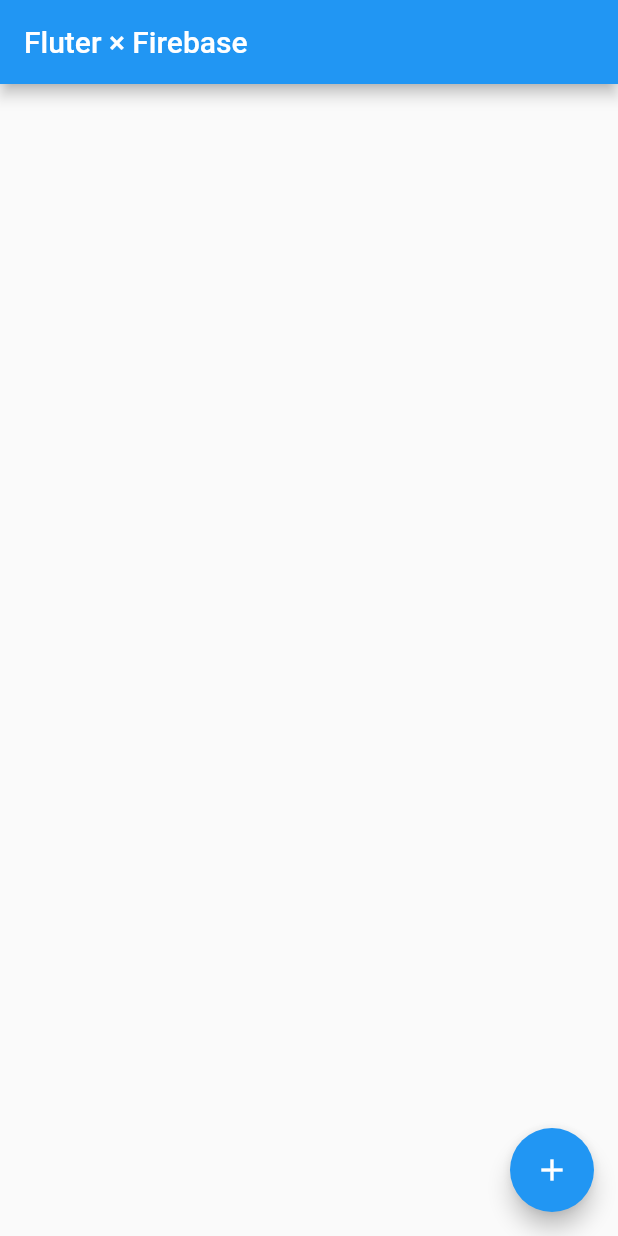
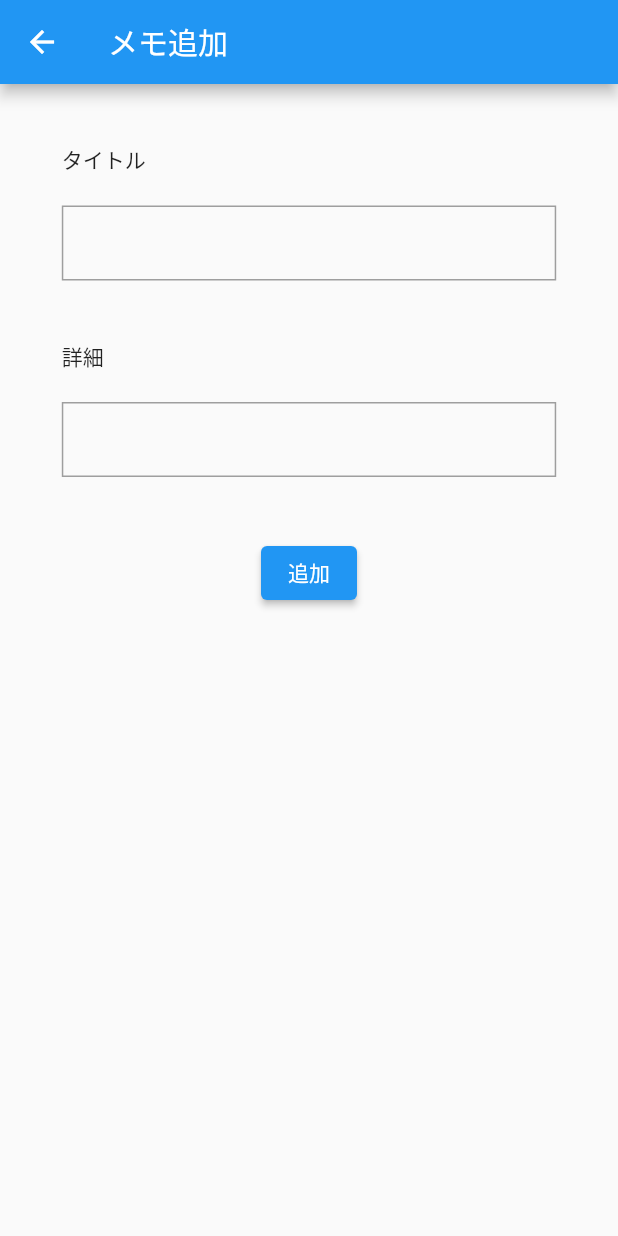
Before and after one commit to Iris2783/firebase-training, a Flutter app: the screen it shows after launch, after a tap on the "add" icon, on a phone screen of 412 x 824 dp. Run offline on Flutter 3.47's test engine with Material 2 defaults, Android fonts, the phone set to English and light mode, and no system bars; our stand-ins replace cloud_firestore, firebase_core; accounts and stored records are empty.

```diff
--- a/firebase_training/lib/main.dart
+++ b/firebase_training/lib/main.dart
@@ -2,7 +2,6 @@ import 'package:firebase_core/firebase_core.dart';
 import 'package:firebase_training/firebase_options.dart';
 import 'package:firebase_training/pages/top_page.dart';
 import 'package:flutter/material.dart';
-
 
 //Firebaseとの連携を以下に記述。以下のコードを含みアプリがビルドで切ればFirebaseとの連携が完了していることを意味する。
 void main() async {
--- a/firebase_training/lib/model/memo.dart
+++ b/firebase_training/lib/model/memo.dart
@@ -2,15 +2,17 @@
 import 'package:cloud_firestore/cloud_firestore.dart';
 
 class Memo {
-  //String(文字列のみを格納)とDateTime(日付及び時刻を格納)型で変数を定義する Memoクラスないの各変数を呼び出せるようにしておく
-  String title;//メモのタイトル　必須項目とする
-  String detail;//メモの内容　必須項目とする
-  Timestamp createdDate;//メモが作られた日時　必須項目とする
-  Timestamp? updatedDate;//メモが更新された日時 更新されなければ出てこないので必須項目としない 必須項目としないのでNullSafetyの処理を忘れずに(?をいれる)
+  //String(文字列のみを格納)とTimeStamp(日付及び時刻を格納)型で変数を定義する Memoクラスないの各変数を呼び出せるようにしておく
+  String id; //メモのドキュメントID 必須項目とする
+  String title; //メモのタイトル　必須項目とする
+  String detail; //メモの内容　必須項目とする
+  Timestamp createdDate; //メモが作られた日時　必須項目とする
+  Timestamp? updatedDate; //メモが更新された日時 更新されなければ出てこないので必須項目としない 必須項目としないのでNullSafetyの処理を忘れずに(?をいれる)
 
 //以下にコンストラクタを記述することで上記のエラーが解消される　コンストラクタ:指定のクラスを実際に実行する際の指示を記述しているもの　以下の場合はMemoクラスで指定した変数をどのように(使うか)実行するかを記載している
 //requiredをつけることにより必須項目に指定することができる
   Memo({
+    required this.id,
     required this.title,
     required this.detail,
     required this.createdDate,
--- /dev/null
+++ b/firebase_training/lib/pages/add_edit_memo_page.dart
@@ -0,0 +1,121 @@
+import 'package:cloud_firestore/cloud_firestore.dart';
+import 'package:firebase_training/model/memo.dart';
+import 'package:flutter/material.dart';
+
+class AddEditMemoPage extends StatefulWidget {
+  //三項演算子を用いて条件によって処理を分けていく
+  final Memo? currentMemo; //currentMemoの変数を定義。これに値が入っていれば編集画面を表示させ、なければ(nullであれば)追加画面を表示させる　?を入れることでnullを許容する形とする ※ nullであれば追加画面に遷移するだけなので問題ない
+  const AddEditMemoPage({super.key, this.currentMemo});
+
+  @override
+  State<AddEditMemoPage> createState() => _AddEditMemoPageState();
+}
+
+class _AddEditMemoPageState extends State<AddEditMemoPage> {
+  //実際に入力した内容を管理するための関数。入力された内容を取得するために使う。
+  TextEditingController titleController = TextEditingController();
+  TextEditingController detailController = TextEditingController();
+
+  //FirebaseのMemoコレクションに入力及び追加した内容を反映させる記述
+  Future<void> createMemo() async {
+    final memoCollection = FirebaseFirestore.instance.collection('memo'); //変数memoCollectionを定義して入力内容の追加を記述
+    await memoCollection.add({
+      //awaitを入れないとメモが追加される前にトップページに戻ってしまう
+      'title': titleController.text, //タイトルに入力された内容を追加する
+      'detail': detailController.text, //詳細に入力された内容を追加する
+      'createdDate': Timestamp.now(), //追加された日時を登録する
+    });
+  }
+
+//更新した内容を反映させるためにFirebaseに登録されている特定のドキュメントを取得するように記述
+  Future<void> updateMemo() async {
+    final doc = FirebaseFirestore.instance.collection('memo').doc(widget.currentMemo!.id);
+    await doc.update({
+      'title': titleController.text, //タイトルに入力された内容を追加する
+      'detail': detailController.text, //詳細に入力された内容を追加する
+      'updatedDate': Timestamp.now(), //更新された日時を登録する
+    });
+  }
+
+//編集のアイコンを選択した場合に、元からメモの情報を入れておく処理を以下に記述。　initStateのタイミングで処理を行う : widgetツリーの初期化を行うタイミングで一度だけ呼ばれる　イメージとしては画面の再描画のタイミング
+  @override
+  void initState() {
+    super.initState();
+    if (widget.currentMemo != null) {
+      //currentMemoに値が入っていれば(nullでなければ)
+      titleController.text = widget.currentMemo!.title; //titleControllerにcurrentMemoのtitleを入れておく
+      detailController.text = widget.currentMemo!.detail; //detailControllerにcurrentMemoのdetailを入れておく
+    }
+  }
+
+  @override
+  Widget build(BuildContext context) {
+    return Scaffold(
+      appBar: AppBar(
+        title: Text(widget.currentMemo == null ? 'メモ追加' : 'メモ編集'), //currentMemoがnullであればメモ追加を表示させ、nullでなければメモ編集を表示させる処理 前半の条件式が合っていると?以降の処理が条件よって処理される
+      ),
+      body: Center(
+        child: Column(
+          crossAxisAlignment: CrossAxisAlignment.start, //Textを左に寄せる記述
+          // ignore: prefer_const_literals_to_create_immutables
+          children: [
+            const SizedBox(height: 40), //ボックスを入れて余白を作る
+            const Text('タイトル'), //TextFieldと合わせて使うと勝手に中央になる？　その場で確認して任意の位置に移動させれば問題なし。
+            const SizedBox(height: 20),
+            Container(
+              decoration: BoxDecoration(
+                border: Border.all(color: Colors.grey), //入力欄の箱の枠線を作っている
+              ),
+              //MediaQueryを使うことで指定した要素(今回はSizedBox)の横幅のサイズを取得できている。また、今回は8割の大きさを指定している。
+              width: MediaQuery.of(context).size.width * 0.8,
+              //以下で入力欄を作成
+              child: TextField(
+                controller: titleController, //タイトルに入力された内容を取得する
+                decoration: const InputDecoration(
+                  border: InputBorder.none, //デフォルトで出てくる架線を見えなくする
+                  contentPadding: EdgeInsets.only(left: 10), //入力時のカーソルが左寄りになっているので、左に少し余白を作成する
+                ),
+              ),
+            ),
+            const SizedBox(height: 40),
+            const Text('詳細'),
+            const SizedBox(height: 20),
+            Container(
+              decoration: BoxDecoration(
+                border: Border.all(color: Colors.grey),
+              ),
+              width: MediaQuery.of(context).size.width * 0.8,
+              child: TextField(
+                controller: detailController, //詳細に入力された内容を取得する
+                decoration: const InputDecoration(
+                  border: InputBorder.none,
+                  contentPadding: EdgeInsets.only(left: 10),
+                ),
+              ),
+            ),
+            const SizedBox(height: 40),
+            Container(
+              width: MediaQuery.of(context).size.width * 0.8,
+              alignment: Alignment.center, //ウィジェットの位置を指定することができる
+              //ボタンを作る際に多用するウィジェット。ボタンを押すとFirebaseにメモが追加されるように処理を記述していく。
+              child: ElevatedButton(
+                onPressed: () async {
+                  //もしcurrentMemoの値がnullだったら以下の処理を行う
+                  if (widget.currentMemo == null) {
+                    await createMemo(); //19行目で記述したメモの追加をここで行う　awaitを追加しないと追加が完了する前に元のページに戻ってしまう
+                  } else {
+                    await updateMemo(); //30行目で記述したメモの更新をここで行う　awaitを追加しないと更新が完了する前に元のページに戻ってしまう
+                  }
+                  Navigator.pop(context); //追加が完了すると元のページに戻る処理
+                },
+                child: Text(widget.currentMemo == null ? '追加' : '更新'),
+              ),
+            ),
+          ],
+        ),
+      ),
+    );
+  }
+}
+
+//Firebaseに追加する際にIDを指定して登録する方法も調べておく
--- a/firebase_training/lib/pages/top_page.dart
+++ b/firebase_training/lib/pages/top_page.dart
@@ -1,5 +1,6 @@
 import 'package:cloud_firestore/cloud_firestore.dart';
 import 'package:firebase_training/model/memo.dart';
+import 'package:firebase_training/pages/add_edit_memo_page.dart';
 import 'package:firebase_training/pages/memo_detail_page.dart';
 import 'package:flutter/material.dart';
 
@@ -13,35 +14,7 @@ class TopPage extends StatefulWidget {
 }
 
 class _TopPageState extends State<TopPage> {
-  //List型のmemoListを作成。memoListの中にメモの情報を入れてListViewで表示できるようにしておく
-  List<Memo> memoList = [];
-
-//以下のコードを記述することで実際にFirebaseからデータを取得する
-  Future<void> fetchMemo() async {
-    final memoCollection = await FirebaseFirestore.instance
-        .collection('memo')
-        .get(); //FirebaseのMemoコレクションにアクセスするためのコード
-    final docs = memoCollection.docs; //Memoコレクションのドキュメントにアクセスするためのコード
-    //以下のコードで登録されているMemoコレクションのドキュメントの数だけ処理(データを取り出す)を行うようにする
-    for (var doc in docs) {
-      Memo fetchMemo = Memo(
-        title: doc.data()['title'], //ドキュメントの中のタイトルを取り出すことができる
-        detail: doc.data()['detail'], //ドキュメントの中の詳細を取り出すことができる
-        createdDate: doc.data()['createdDate'], //ドキュメントの中の作成日時を取り出すことができる
-      );
-      //fetchMemoを15行目のmemoListに追加するためのコードを以下に記述する
-      memoList.add(fetchMemo);
-    }
-    //以上の処理が完了したら画面の再描画をするために以下にsetStateを記述する(画面を更新する処理)
-    setState(() {});
-  }
-
-  //initState関数はその中に書かれた(今回はfetchMemo)の処理を一度だけ実行する。実行のタイミングはウィジェットが作成された直後となる。
-  @override
-  void initState() {
-    super.initState();
-    fetchMemo();
-  }
+  final memoCollection = FirebaseFirestore.instance.collection('memo');
 
   @override
   Widget build(BuildContext context) {
@@ -49,28 +22,104 @@ class _TopPageState extends State<TopPage> {
       appBar: AppBar(
         title: const Text('Fluter × Firebase'),
       ),
-      body: ListView.builder(
-        itemCount:
-            memoList.length, //memoListの中にある要素の数だけ表示させたい場合は関数名+lengthを記述する
+      //StreamBuilder: 最近のアプリは非同期性が高く、様々なことが時と順序を選ばずに起こり得ます。
+      //今この瞬間にも誰かが文章を投稿しているかもしれないし、いいねを押したかもしれません。
+      //こうしたいつ、どこで、どんなイベントが発生するか分からないイベントを Stream （データの流れ）と考えることができます。
+      //Flutter では Stream を扱う場合には StreamBuilder を使用します。
+      body: StreamBuilder<QuerySnapshot>(
+          stream: memoCollection.snapshots(), //memoCollectionで記述した処理が実行(または何かしらの変更が加わる)される度ににListView.builderの処理が行われる　つまり内容が処理に沿ってリアルタイムに再描画されていく
+          builder: (context, snapshot) {
+            if (snapshot.connectionState == ConnectionState.waiting) {
+              //もし、読み込み中となる場合はぐるぐる回るやつを表示させる
+              return const CircularProgressIndicator();
+            }
+            if (!snapshot.hasData) {
+              //もし、データがない場合はデータがありませんと表示させる
+              return const Center(
+                child: Text('データがありません'),
+              );
+            }
+            final docs = snapshot.data!.docs; //データがある場合はdocsの変数に指定されたメモの内容を代入する処理　!はnullではないことを記述している
+            return ListView.builder(
+              itemCount: docs.length, //docsの中にある要素の数だけ表示させたい場合は関数名+lengthを記述する
               itemBuilder: (context, index) {
+                //docs[index].data()がオブジェクト型になっているのでストリング型dataに変換する処理を記述　オブジェクト型はすべてのベースでデータの塊、ストリング型は文字列を格納できる型　メモは文字列で表示させる
+                Map<String, dynamic> data = docs[index].data() as Map<String, dynamic>;
+                final Memo fetchMemo = Memo(
+                  //メモの内容を取得
+                  id: docs[index].id, //idはストリング型に入れることができないのでオブジェクト型で定義する
+                  title: data['title'],
+                  detail: data['detail'],
+                  createdDate: data['createdDate'],
+                  updatedDate: data['updatedDate'],
+                );
+
                 return ListTile(
-            title:
-                Text(memoList[index].title), //indexを使うことで順番の指定なくそのまま順番に表示してくれる
-            //確認画面に遷移する記述を以下に書く
+                  title: Text(fetchMemo.title),
+                  //それぞれのタイルの右側にアイコンを配置して選択すると下から画面が出てきて編集ができるようにする　trailingはListTileの右側に表示するものを指定するプロパティ
+                  trailing: IconButton(
+                    onPressed: () {
+                      //showModalBottomSheetを使うことで編集アイコンを選択するとしたからニョキっと編集画面が出てくるようになる
+                      showModalBottomSheet(
+                        context: context,
+                        builder: (context) {
+                          return SafeArea(
+                            //SafeAreaを使うとIOSでアプリを作る際に上下に余白を作ることができる。IOS特有の上下の干渉を自動でいい感じに調整してくれる
+                            child: Column(
+                              mainAxisSize: MainAxisSize.min, //Columnの大きさを指定することができる。minであれば最小に設定してくれる
+                              children: [
+                                ListTile(
                                   onTap: () {
+                                    Navigator.pop(context); //画面が戻ってきたらボトムシートが出たままになっているので、画面が遷移する前にボトムシートを消しておく処理を記述
                                     Navigator.push(
                                       context,
                                       MaterialPageRoute(
-                  builder: (context) => MemoDetailPage(memoList[
-                      index]), //memoList[index]を挿入することでタップされたメモの情報を詳細ページに送ることができる
+                                        builder: (context) => AddEditMemoPage(
+                                          currentMemo: fetchMemo,
+                                        ),
+                                      ),
+                                    );
+                                  },
+                                  leading: const Icon(Icons.edit), //leadingはListTileの左側に表示するものを指定するプロパティ
+                                  title: const Text('編集'),
+                                ),
+                                ListTile(
+                                  onTap: () {},
+                                  leading: const Icon(Icons.delete),
+                                  title: const Text('削除'),
+                                ),
+                              ],
                             ),
                           );
                         },
                       );
                     },
+                    icon: const Icon(Icons.edit),
                   ),
+                  //確認画面に遷移する記述を以下に書く
+                  //fetchMemoを挿入することでタップされたメモの情報を詳細ページに送ることができる
+                  onTap: () {
+                    Navigator.push(
+                      context,
+                      MaterialPageRoute(
+                        builder: (context) => MemoDetailPage(fetchMemo),
+                      ),
+                    );
+                  },
+                );
+              },
+            );
+          }),
       floatingActionButton: FloatingActionButton(
-        onPressed: () {},
+        //FloatingActionButtonを押すとメモの追加ページに遷移するように以下に記述
+        onPressed: () {
+          Navigator.push(
+            context,
+            MaterialPageRoute(
+              builder: (context) => const AddEditMemoPage(),
+            ),
+          );
+        },
         tooltip: 'Increment',
         child: const Icon(Icons.add),
       ),
```
Also changed, not shown: firebase_training/lib/store/top_page_store.dart (added, +85 -0 lines). Lines whose indentation alone changed are shown as unchanged.
